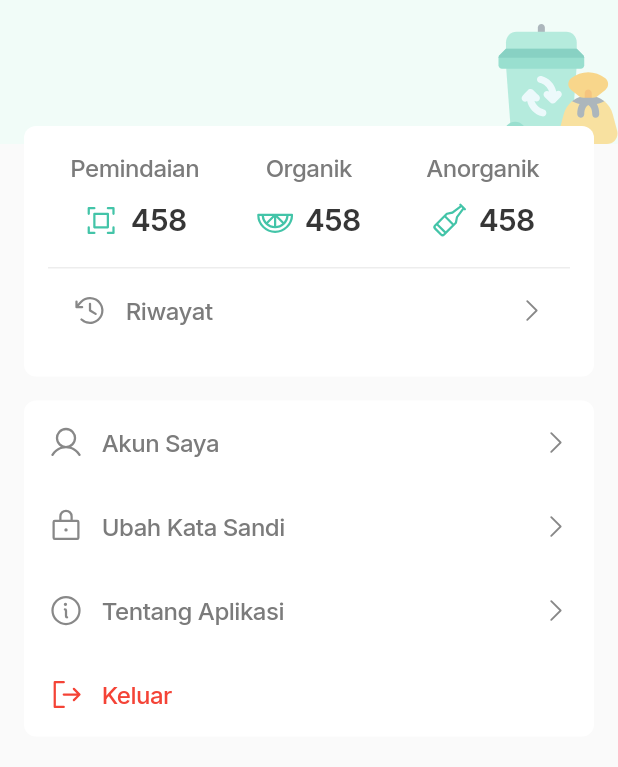
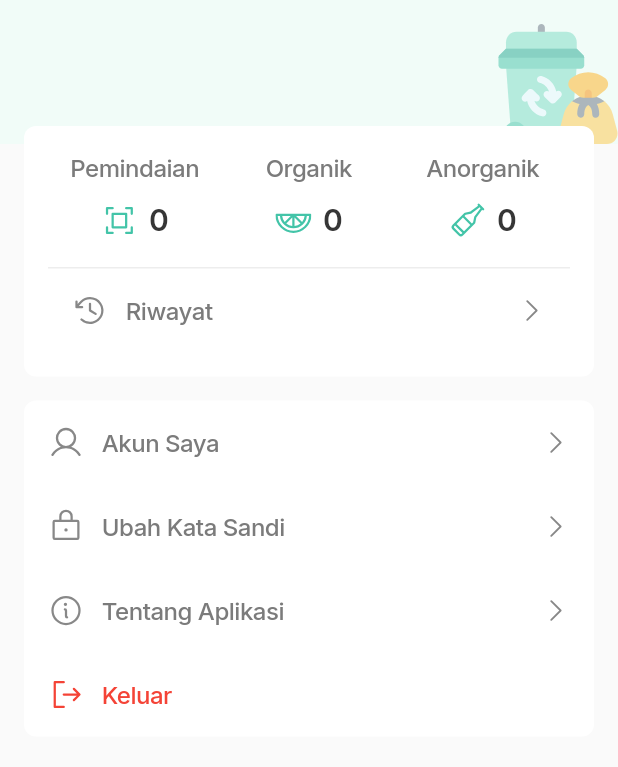
Before and after one commit to ckckckcz/PBL-Mobile, a Flutter app: the ProfilePage screen opened directly, after a tap on "Riwayat", on a phone screen of 412 x 824 dp, the part 126-893 px from its top. Run offline on Flutter 3.47's test engine with Material 3 defaults, Android fonts, the phone set to English and light mode, and no system bars; our stand-ins replace camera, carousel_slider, device_info_plus, flutter_animate, flutter_svg, google_fonts and 5 more; accounts and stored records are empty.

Commit message:
feat: Implement scan history management, main navigation, and profile page UI.

```diff
--- a/frontend/lib/pages/profile_page.dart
+++ b/frontend/lib/pages/profile_page.dart
@@ -9,6 +9,7 @@ import 'edit_profile_page.dart';
 import 'auth/change_password_step1.dart';
 import 'about_app.dart';
 import '../services/api_service.dart';
+import '../services/scan_history_service.dart';
 
 class ProfilePage extends StatefulWidget {
   const ProfilePage({Key? key}) : super(key: key);
@@ -18,6 +19,26 @@ class ProfilePage extends StatefulWidget {
 }
 
 class _ProfilePageState extends State<ProfilePage> {
+  final ScanHistoryService _scanHistoryService = ScanHistoryService();
+  int _totalScans = 0;
+  int _organicScans = 0;
+  int _inorganicScans = 0;
+
+  @override
+  void initState() {
+    super.initState();
+    _loadStats();
+  }
+
+  Future<void> _loadStats() async {
+    final stats = await _scanHistoryService.getStatistics();
+    setState(() {
+      _totalScans = stats['total'] ?? 0;
+      _organicScans = stats['organik'] ?? 0;
+      _inorganicScans = stats['anorganik'] ?? 0;
+    });
+  }
+
   @override
   Widget build(BuildContext context) {
     return Scaffold(
@@ -107,7 +128,7 @@ class _ProfilePageState extends State<ProfilePage> {
                                   ),
                                   const SizedBox(width: 8),
                                   Text(
-                                    '458',
+                                    '$_totalScans',
                                     style: AppTypography.heading3Semibold,
                                   ),
                                 ],
@@ -136,7 +157,7 @@ class _ProfilePageState extends State<ProfilePage> {
                                   ),
                                   const SizedBox(width: 8),
                                   Text(
-                                    '458',
+                                    '$_organicScans',
                                     style: AppTypography.heading3Semibold,
                                   ),
                                 ],
@@ -165,7 +186,7 @@ class _ProfilePageState extends State<ProfilePage> {
                                   ),
                                   const SizedBox(width: 8),
                                   Text(
-                                    '458',
+                                    '$_inorganicScans',
                                     style: AppTypography.heading3Semibold,
                                   ),
                                 ],
@@ -186,7 +207,8 @@ class _ProfilePageState extends State<ProfilePage> {
                           context,
                           MaterialPageRoute(
                               builder: (context) => const HistoryPage()),
-                        );
+                        ).then((_) =>
+                            _loadStats()); // Refresh stats when returning from History
                       },
                       child: Padding(
                         padding: const EdgeInsets.all(16),
--- a/frontend/lib/services/scan_history_service.dart
+++ b/frontend/lib/services/scan_history_service.dart
@@ -97,4 +97,26 @@ class ScanHistoryService {
     final history = await getHistory();
     return history.length;
   }
+
+  // Get statistics (Total, Organik, Anorganik)
+  Future<Map<String, int>> getStatistics() async {
+    final history = await getHistory();
+    int organik = 0;
+    int anorganik = 0;
+
+    for (var scan in history) {
+      if (scan.category.toLowerCase().contains('organik') &&
+          !scan.category.toLowerCase().contains('anorganik')) {
+        organik++;
+      } else if (scan.category.toLowerCase().contains('anorganik')) {
+        anorganik++;
+      }
+    }
+
+    return {
+      'total': history.length,
+      'organik': organik,
+      'anorganik': anorganik,
+    };
+  }
 }
```
Also changed, not shown: frontend/lib/pages/history.dart (+12 -2 lines), frontend/lib/pages/main_navigation.dart (+25 -8 lines).
